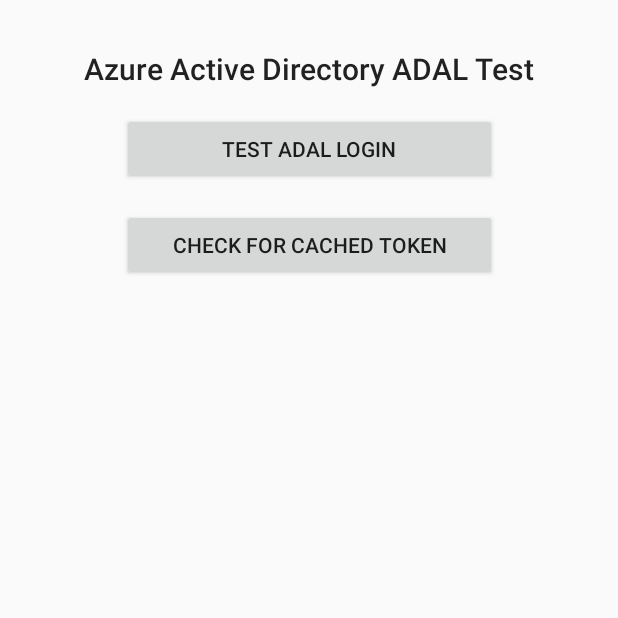
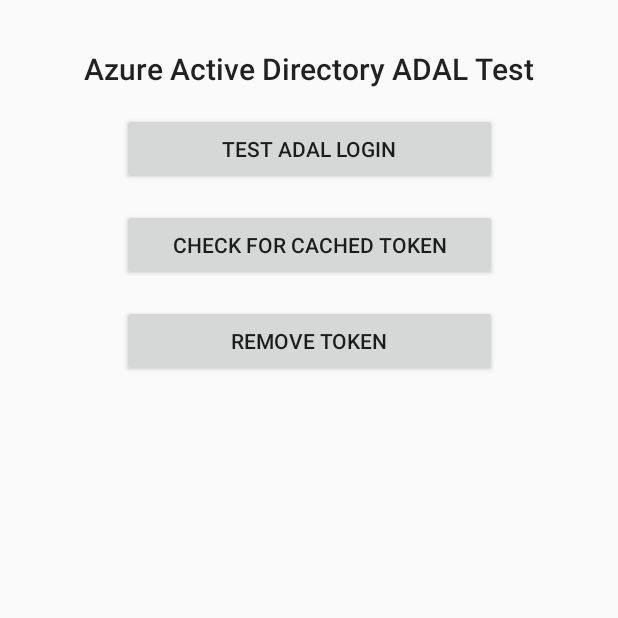
Before and after one commit to mitchthompson/ust-onboarding-mobile-app, an Android app: the LoginActivity screen opened directly, with no data from a screen before it, after a tap on "TEST ADAL LOGIN", on a phone screen of 412 x 824 dp, the top half of it. Run offline under Robolectric (Android 15) with nearby library versions, the phone set to English and light mode, and no system bars; libraries missing offline, so code that uses them is left out: com.microsoft.aad; network calls fail; 2 statements that could not run were skipped.

Commit message:
added logout function
added a logout functionality. it basically removes all cached
credentials, forcing the app to ask you for them again.

```diff
--- a/app/src/main/java/com/example/practicumapp/LoginActivity.java
+++ b/app/src/main/java/com/example/practicumapp/LoginActivity.java
@@ -5,6 +5,8 @@ import android.os.Bundle;
 import android.support.v7.app.AppCompatActivity;
 import android.util.Log;
 import android.view.View;
+import android.webkit.CookieManager;
+import android.webkit.CookieSyncManager;
 import android.widget.Button;
 import android.widget.EditText;
 import android.widget.Toast;
@@ -14,7 +16,6 @@ import com.microsoft.aad.adal.AuthenticationCallback;
 import com.microsoft.aad.adal.AuthenticationContext;
 import com.microsoft.aad.adal.AuthenticationException;
 import com.microsoft.aad.adal.AuthenticationResult;
-import com.microsoft.aad.adal.ITokenCacheStore;
 import com.microsoft.aad.adal.PromptBehavior;
 
 /**
@@ -54,18 +55,30 @@ public class LoginActivity extends AppCompatActivity {
 
     // listens for button press and then calls adalLogin
     public void loadADAL(View v) {
-        Log.d(TAG,"loadADAL button press");
-        Toast.makeText(LoginActivity.this, "loadADAL button press", Toast.LENGTH_SHORT).show();
+        Log.d(TAG,"user login");
+        Toast.makeText(LoginActivity.this, "Logging in", Toast.LENGTH_SHORT).show();
         adalLogin(mContext);
     }
 
     // checks the cache for a token then outputs it as string to debug log
     public void checkForToken(View v) {
-        // gets token from cache and stores it in variable cache
-        ITokenCacheStore cache = mContext.getCache();
-        // debug code used to display the cache token as a string
-        Log.d(TAG, cache.toString());
-        Toast.makeText(this, cache.toString(), Toast.LENGTH_SHORT).show();
+        // debug code used to display cached token as a string
+        // will display a 'default' token if user is not logged in
+        Log.d(TAG, mContext.getCache().toString());
+        Toast.makeText(this, mContext.getCache().toString(), Toast.LENGTH_SHORT).show();
+    }
+
+    public void removeAllTokens(View v) {
+        // clear auth context tokens
+        mContext.getCache().removeAll();
+        // clean up browser cookies
+        CookieSyncManager.createInstance(LoginActivity.this);
+        CookieManager cookieManager = CookieManager.getInstance();
+        cookieManager.removeAllCookie();
+        CookieSyncManager.getInstance().sync();
+
+        Log.d(TAG, "user logout");
+        Toast.makeText(this, "Logged out", Toast.LENGTH_SHORT).show();
     }
 
     // handles the end of AuthenticationActivity after user enters creds and gets an auth code
@@ -75,8 +88,9 @@ public class LoginActivity extends AppCompatActivity {
         if (mContext != null) {
             mContext.onActivityResult(requestCode, resultCode, data);
         }
+        // shows the request/result codes in logcat
         Log.d(TAG, "request code: " + requestCode + " | resultCode: " + resultCode);
-        Toast.makeText(LoginActivity.this, "request code: " + requestCode + " | resultCode: " + resultCode, Toast.LENGTH_SHORT).show();
+        //Toast.makeText(LoginActivity.this, "request code: " + requestCode + " | resultCode: " + resultCode, Toast.LENGTH_SHORT).show();
     }
 
     // used to create a callback and obtain a token from aad
@@ -89,7 +103,7 @@ public class LoginActivity extends AppCompatActivity {
                 if (exc instanceof AuthenticationException) {
                     //textViewStatus.setText("Cancelled");
                     Log.d(TAG, "Cancelled");
-                    Toast.makeText(LoginActivity.this, "Canceled by user.", Toast.LENGTH_SHORT).show();
+                    Toast.makeText(LoginActivity.this, "Canceled", Toast.LENGTH_SHORT).show();
                 } else {
                     //textViewStatus.setText("Authentication error:" + exc.getMessage());
                     Log.d(TAG, "Authentication error:" + exc.getMessage());
--- a/app/src/main/res/layout/activity_login.xml
+++ b/app/src/main/res/layout/activity_login.xml
@@ -140,6 +140,23 @@
                 app:layout_constraintTop_toBottomOf="@+id/banner"
                 app:layout_constraintVertical_bias="0.0"
                 tools:ignore="HardcodedText" />
+
+            <Button
+                android:id="@+id/remove_token"
+                android:layout_width="250dp"
+                android:layout_height="wrap_content"
+                android:layout_marginBottom="8dp"
+                android:layout_marginEnd="8dp"
+                android:layout_marginStart="8dp"
+                android:layout_marginTop="16dp"
+                android:onClick="removeAllTokens"
+                android:text="Remove Token"
+                app:layout_constraintBottom_toBottomOf="parent"
+                app:layout_constraintEnd_toEndOf="parent"
+                app:layout_constraintStart_toStartOf="parent"
+                app:layout_constraintTop_toBottomOf="@+id/check_cache"
+                app:layout_constraintVertical_bias="0.0"
+                tools:ignore="HardcodedText" />
         </android.support.constraint.ConstraintLayout>
 
     </LinearLayout>
```
